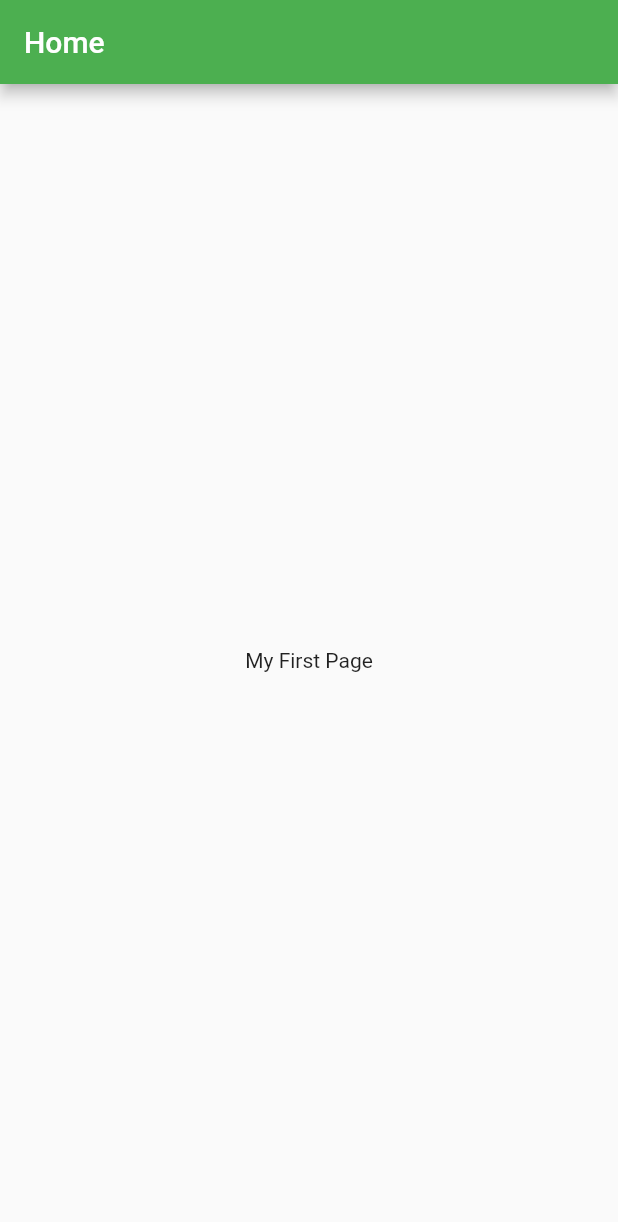
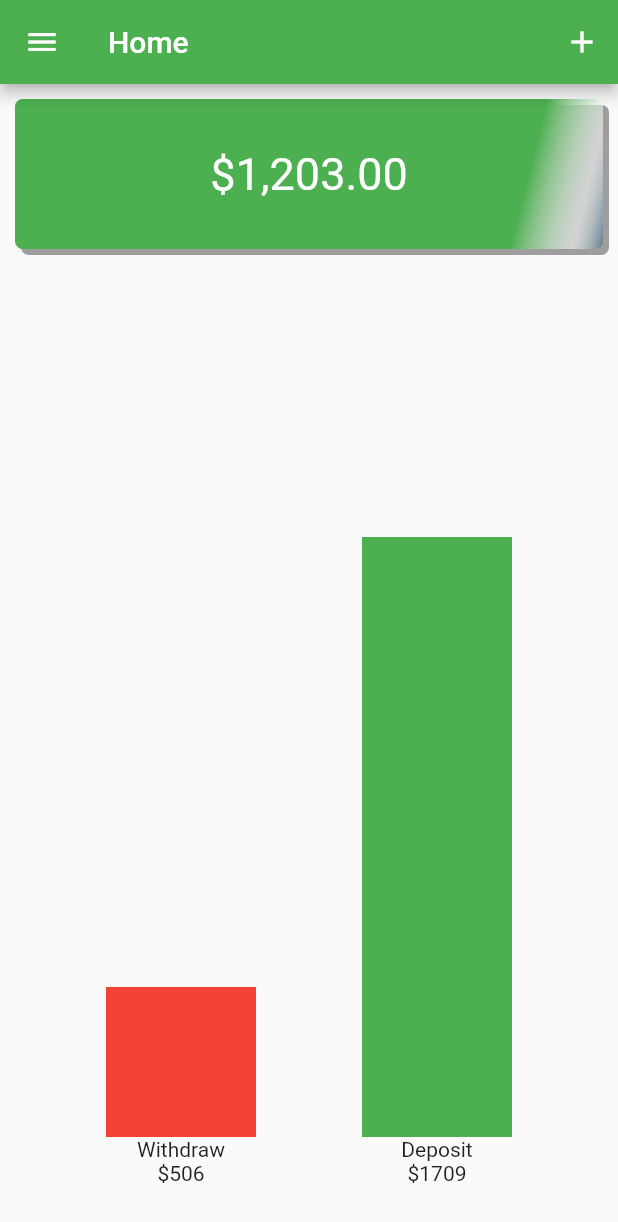
Before and after one commit to adamjohnlea/SpendTracker, a Flutter app: the screen it shows after launch, on a phone screen of 412 x 824 dp. Shown: the top 1222 px of the screen. Run offline on Flutter 3.47's test engine with Material 2 defaults, Android fonts, the phone set to English and light mode, and no system bars.

Commit message:
add total_budget widget

```diff
--- a/lib/application.dart
+++ b/lib/application.dart
@@ -1,5 +1,5 @@
 import 'package:flutter/material.dart';
-import 'pages/home_page.dart';
+import 'pages/home/home_page.dart';
 
 class Application extends StatelessWidget {
   @override
--- /dev/null
+++ b/lib/pages/home/home_page.dart
@@ -0,0 +1,66 @@
+import 'package:flutter/material.dart';
+import 'package:spendtracker/pages/widgets/total_budget.dart';
+
+class HomePage extends StatelessWidget {
+  @override
+  Widget build(BuildContext context) {
+
+    var amount = '1,203.00';
+
+    return Scaffold(
+      appBar: AppBar(
+        leading: Icon(Icons.menu),
+        title: Text("Home"),
+        actions: <Widget>[
+          IconButton(
+              icon: Icon(Icons.add),
+            tooltip: "add",
+            onPressed: () => print("Click"),
+          ),
+        ],
+      ),
+      body: Column(
+        crossAxisAlignment: CrossAxisAlignment.start,
+        children: <Widget>[
+          TotalBudget(amount: amount),
+          Container(
+            padding: EdgeInsets.only(bottom: 10.0),
+            height: MediaQuery.of(context).size.height - 200,
+            child: Row(
+              mainAxisAlignment: MainAxisAlignment.spaceEvenly,
+              crossAxisAlignment:CrossAxisAlignment.start,
+              children: <Widget>[
+                Column(
+                  mainAxisAlignment: MainAxisAlignment.end,
+                  crossAxisAlignment: CrossAxisAlignment.center,
+                  children: <Widget>[
+                    Container(
+                      height: 100.0,
+                      width: 100.0,
+                      color: Colors.red,
+                    ),
+                    Text("Withdraw"),
+                    Text("\$506")
+                  ],
+                ),
+                Column(
+                  mainAxisAlignment: MainAxisAlignment.end,
+                  crossAxisAlignment: CrossAxisAlignment.center,
+                  children: <Widget>[
+                    Container(
+                      height: 400.0,
+                      width: 100.0,
+                      color: Colors.green,
+                    ),
+                    Text("Deposit"),
+                    Text("\$1709")
+                  ],
+                ),
+              ],
+            ),
+          ),
+        ],
+      ),
+    );
+  }
+}
--- a/lib/pages/home_page.dart
+++ /dev/null
@@ -1,15 +0,0 @@
-import 'package:flutter/material.dart';
-
-class HomePage extends StatelessWidget {
-  @override
-  Widget build(BuildContext context) {
-    return Scaffold(
-      appBar: AppBar(
-        title: Text("Home"),
-      ),
-      body: Center(
-        child: Text("My First Page"),
-      ),
-    );
-  }
-}
--- /dev/null
+++ b/lib/pages/widgets/custom_text.dart
@@ -0,0 +1,21 @@
+import 'package:flutter/material.dart';
+
+class CustomText extends StatelessWidget {
+
+  final String text;
+
+  CustomText({@required this.text});
+
+
+  @override
+  Widget build(BuildContext context) {
+    return Text(
+      text,
+        style: TextStyle(
+        fontSize: 40.0,
+        color: Colors.green,
+        decoration: TextDecoration.underline,
+        ),
+    );
+  }
+}
--- /dev/null
+++ b/lib/pages/widgets/total_budget.dart
@@ -0,0 +1,42 @@
+import 'package:flutter/material.dart';
+
+class TotalBudget extends StatelessWidget {
+
+  final String amount;
+
+  TotalBudget({@required this.amount});
+
+  @override
+  Widget build(BuildContext context) {
+    return Container(
+      height: 100.0,
+      margin: EdgeInsets.all(10.0),
+      alignment: Alignment.center,
+      child: Text(
+        '\$$amount', style: TextStyle(
+        color: Colors.white,
+        fontSize: 30.0,
+      ),
+      ),
+      decoration: BoxDecoration(
+        color: Colors.green,
+        gradient: LinearGradient(
+          begin: Alignment.topLeft,
+          end: Alignment.bottomRight,
+          colors: [
+            Colors.green,
+            Colors.white54,
+            Colors.blueGrey,
+          ],
+          stops: [0.85, 0.95, 1.0],
+        ),
+        boxShadow: [
+          BoxShadow(color: Colors.grey, offset: Offset(4, 4)),
+        ],
+        borderRadius: BorderRadius.all(
+          Radius.circular(5.0),
+        ),
+      ),
+    );
+  }
+}
```
